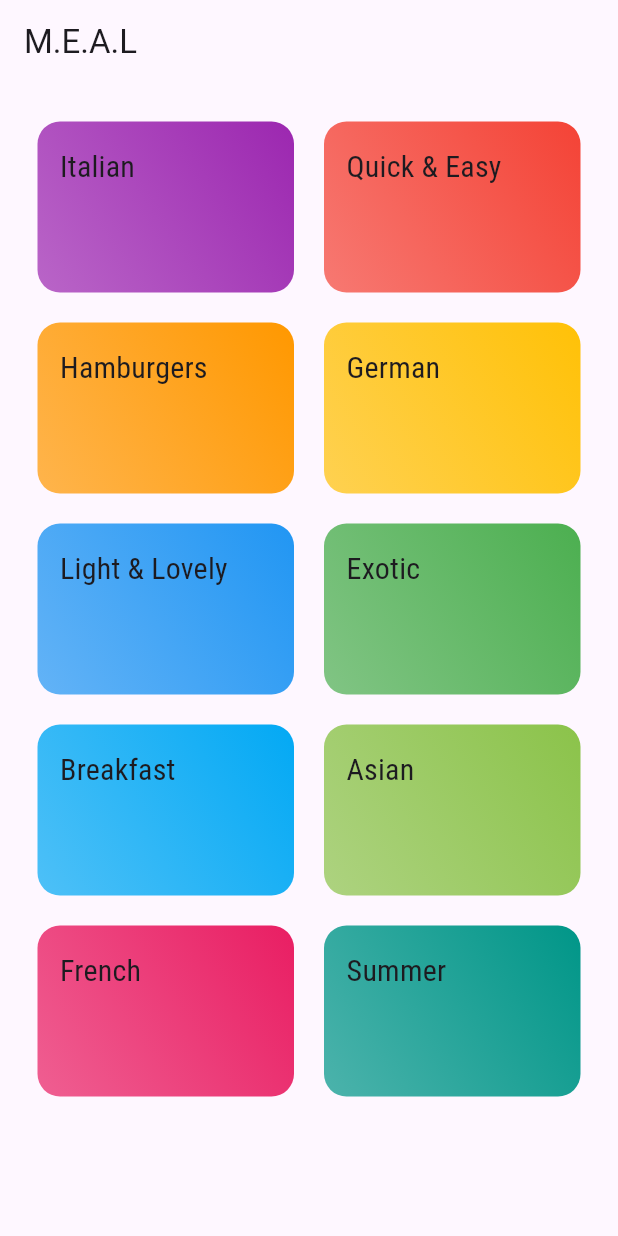
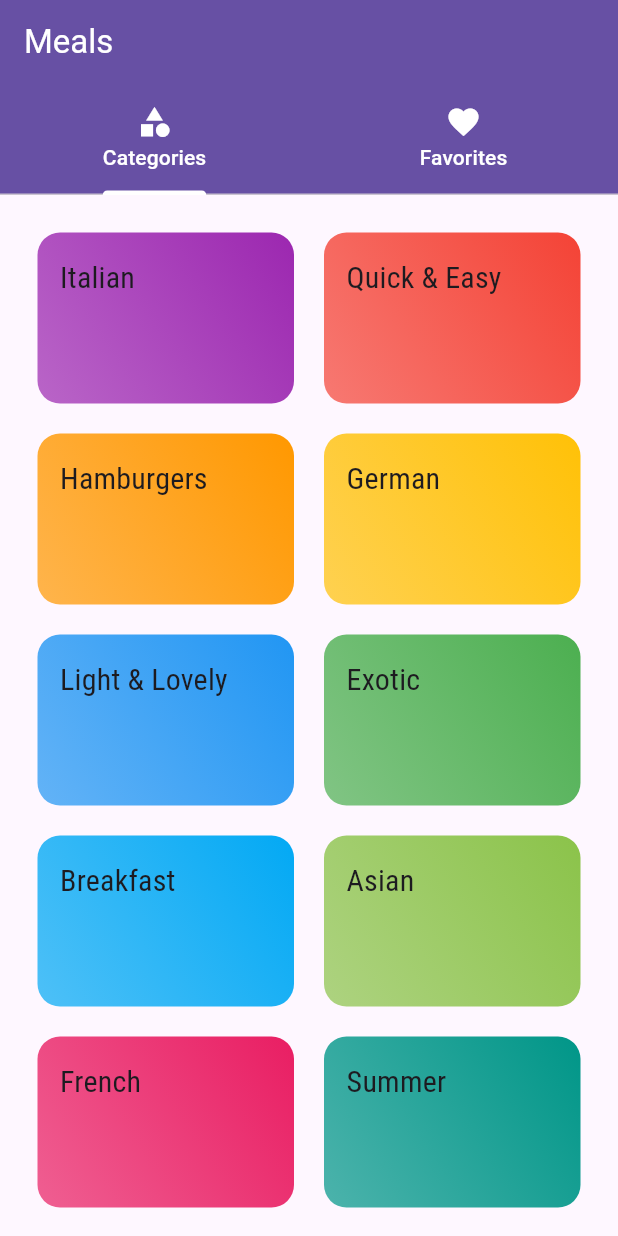
Before and after one commit to SariaMahmood20/FoodApp, a Flutter app: the screen it shows after launch, on a phone screen of 412 x 824 dp. Run offline on Flutter 3.47's test engine with Material 3 defaults, Android fonts, the phone set to English and light mode, and no system bars.

Commit message:
Fourth Commit

```diff
--- a/lib/main.dart
+++ b/lib/main.dart
@@ -1,5 +1,6 @@
 import 'package:flutter/material.dart';
 import 'package:food_app/screens/mealDetailScreen.dart';
+import 'package:food_app/screens/tabsScreen.dart';
 import 'screens/categoryMeal.dart';
 import 'screens/categoriesScreen.dart';
 
@@ -34,7 +35,7 @@ class MyApp extends StatelessWidget {
       ),
       // home: CategoriesScreen(),
       routes: {
-        '/':(context)=>CategoriesScreen(),
+        '/':(context)=>TabScreen(),
         CategoryMeal.routeName: (context)=>CategoryMeal(),
         MealDetailScreen.routeName: (context)=> MealDetailScreen(),
       },
--- a/lib/screens/categoriesScreen.dart
+++ b/lib/screens/categoriesScreen.dart
@@ -8,7 +8,7 @@ class CategoriesScreen extends StatelessWidget {
   @override
   Widget build(BuildContext context) {
     return Scaffold(
-      appBar: AppBar(title: const Text('M.E.A.L'),),
+
       body: GridView(
         padding: EdgeInsets.all(25),
         children: DUMMY_CATEGORIES
--- /dev/null
+++ b/lib/screens/tabsScreen.dart
@@ -0,0 +1,44 @@
+import 'package:flutter/material.dart';
+import 'package:food_app/screens/categoriesScreen.dart';
+import 'package:food_app/screens/favoriteScreen.dart';
+
+class TabScreen extends StatefulWidget {
+  const TabScreen({super.key});
+
+  @override
+  State<TabScreen> createState() => _TabScreenState();
+}
+
+class _TabScreenState extends State<TabScreen> {
+  @override
+  Widget build(BuildContext context) {
+    return DefaultTabController(
+      length: 2,
+      child: Scaffold(
+        appBar: AppBar(
+          backgroundColor: Theme.of(context).primaryColor,
+          foregroundColor: Theme.of(context).primaryColorLight,
+          title:const Text(
+            'Meals',
+            style: TextStyle(color: Colors.white),
+          ),
+          bottom: const TabBar(tabs:<Widget>[
+            Tab(
+              icon: Icon(Icons.category_sharp, color: Colors.white,),
+              child: Text("Categories", style: TextStyle(color: Colors.white),),
+            ),
+            Tab(
+              icon: Icon(Icons.favorite, color: Colors.white,),
+              child: Text("Favorites", style: TextStyle(color: Colors.white),),
+            ),
+          ]),
+        ),
+        body: TabBarView(children: <Widget>[
+          CategoriesScreen(),
+          FavoriteScreen(),
+        ]),
+
+      ),
+    );
+  }
+}
```
Also changed, not shown: lib/screens/favoriteScreen.dart (added, +10 -0 lines), lib/widgets/mealItem.dart (+9 -9 lines).
